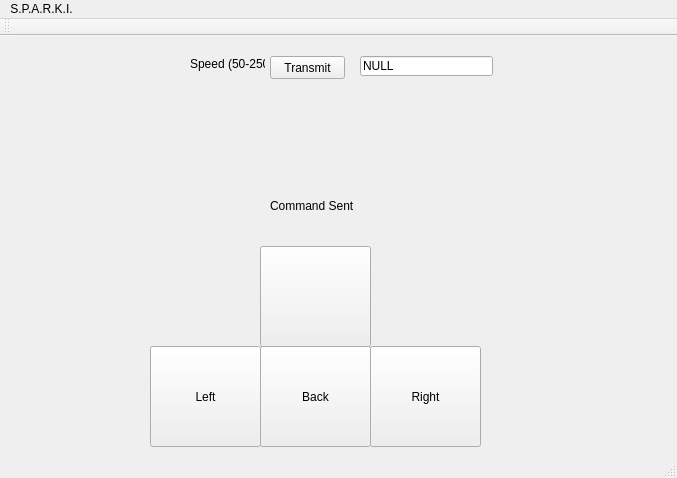
Qt form SPARKI UI Legacy/mainwindow.ui (benjaminmakowsky/S.P.A.R.K.I) before a commit.
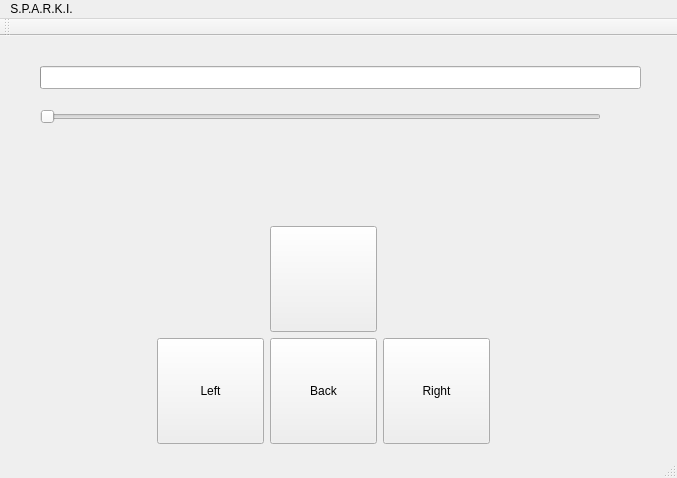
The same form after that commit. Icons and pictures are not drawn.

Commit message: Added Comments and LCD Implementation

Diff of the .ui file:
```diff
--- a/SPARKI UI Legacy/mainwindow.ui
+++ b/SPARKI UI Legacy/mainwindow.ui
@@ -17,10 +17,10 @@
    <widget class="QToolButton" name="forwardButton">
     <property name="geometry">
      <rect>
-      <x>260</x>
-      <y>210</y>
-      <width>111</width>
-      <height>101</height>
+      <x>270</x>
+      <y>190</y>
+      <width>107</width>
+      <height>106</height>
      </rect>
     </property>
     <property name="text">
@@ -46,10 +46,10 @@
    <widget class="QToolButton" name="backButton">
     <property name="geometry">
      <rect>
-      <x>260</x>
-      <y>310</y>
-      <width>111</width>
-      <height>101</height>
+      <x>270</x>
+      <y>302</y>
+      <width>107</width>
+      <height>106</height>
      </rect>
     </property>
     <property name="text">
@@ -69,10 +69,10 @@
    <widget class="QToolButton" name="rightButton">
     <property name="geometry">
      <rect>
-      <x>370</x>
-      <y>310</y>
-      <width>111</width>
-      <height>101</height>
+      <x>383</x>
+      <y>302</y>
+      <width>107</width>
+      <height>106</height>
      </rect>
     </property>
     <property name="text">
@@ -92,10 +92,10 @@
    <widget class="QToolButton" name="leftButton">
     <property name="geometry">
      <rect>
-      <x>150</x>
-      <y>310</y>
-      <width>111</width>
-      <height>101</height>
+      <x>157</x>
+      <y>302</y>
+      <width>107</width>
+      <height>106</height>
      </rect>
     </property>
     <property name="autoFillBackground">
@@ -115,65 +115,45 @@
      </size>
     </property>
    </widget>
-   <widget class="QLineEdit" name="lineEdit">
+   <widget class="QSlider" name="speedSlider">
     <property name="geometry">
      <rect>
-      <x>360</x>
-      <y>20</y>
-      <width>133</width>
-      <height>20</height>
+      <x>40</x>
+      <y>70</y>
+      <width>561</width>
+      <height>22</height>
      </rect>
     </property>
-    <property name="inputMask">
-     <string/>
+    <property name="minimum">
+     <number>85</number>
     </property>
-    <property name="text">
-     <string>NULL</string>
+    <property name="maximum">
+     <number>250</number>
     </property>
-   </widget>
-   <widget class="QLabel" name="label_2">
-    <property name="geometry">
-     <rect>
-      <x>190</x>
-      <y>20</y>
-      <width>75</width>
-      <height>16</height>
-     </rect>
+    <property name="orientation">
+     <enum>Qt::Horizontal</enum>
     </property>
-    <property name="text">
-     <string>Speed (50-250)</string>
-    </property>
    </widget>
-   <widget class="QLabel" name="label">
+   <widget class="QProgressBar" name="speedBar">
     <property name="geometry">
      <rect>
-      <x>270</x>
-      <y>160</y>
-      <width>101</width>
-      <height>20</height>
-     </rect>
-    </property>
-    <property name="text">
-     <string>Command Sent</string>
-    </property>
-   </widget>
-   <widget class="QPushButton" name="transmitButton">
-    <property name="geometry">
-     <rect>
-      <x>270</x>
-      <y>20</y>
-      <width>75</width>
+      <x>40</x>
+      <y>30</y>
+      <width>601</width>
       <height>23</height>
      </rect>
     </property>
-    <property name="text">
-     <string>Transmit</string>
+    <property name="minimum">
+     <number>85</number>
     </property>
-    <property name="autoRepeat">
-     <bool>true</bool>
+    <property name="maximum">
+     <number>250</number>
     </property>
-    <property name="autoRepeatDelay">
-     <number>100</number>
+    <property name="value">
+     <number>84</number>
+    </property>
+    <property name="format">
+     <string>%v</string>
     </property>
    </widget>
   </widget>
```
The commit also changes 2 other files.
